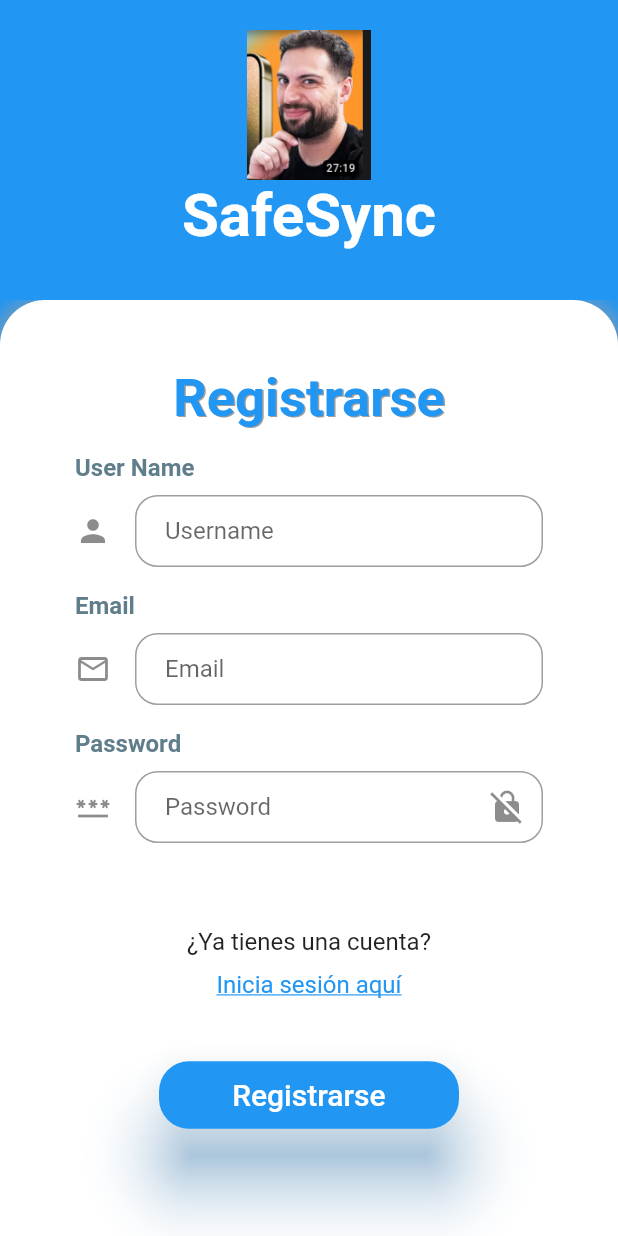
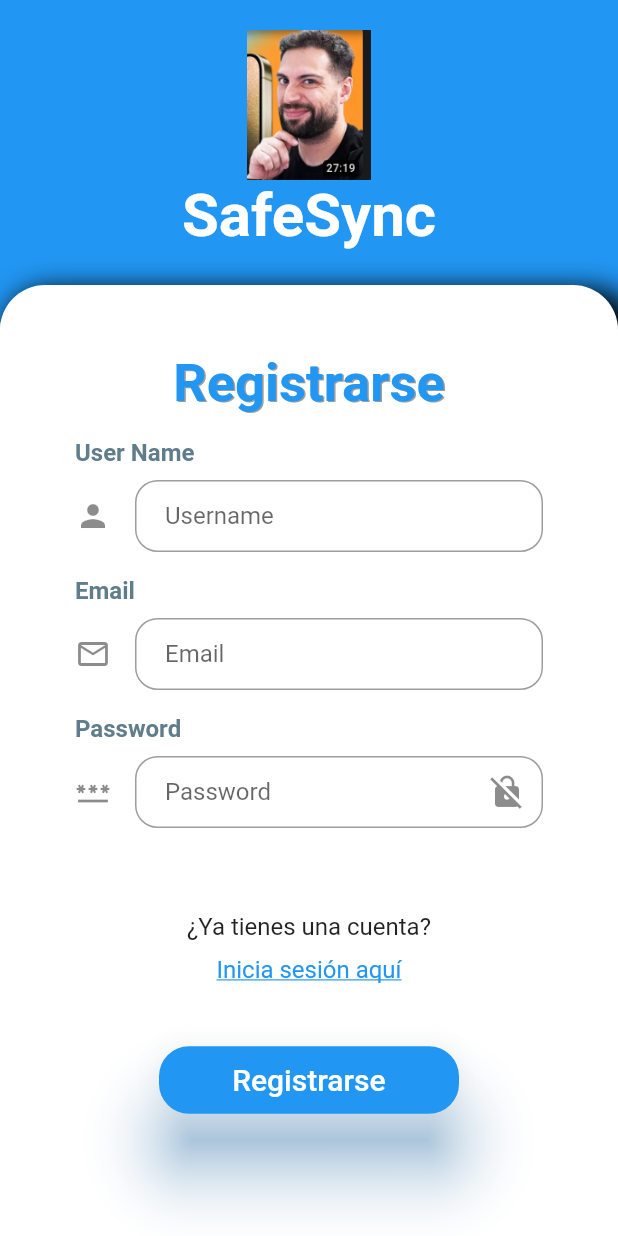
Before and after one commit to JesuBermudez/SafeSync, a Flutter app: the screen it shows after launch, on a phone screen of 412 x 824 dp. Run offline on Flutter 3.47's test engine with Material 2 defaults, Android fonts, the light colour scheme and no system bars.

Commit message:
-mfix(diseño arreglado register)

```diff
--- a/lib/pages/register_page.dart
+++ b/lib/pages/register_page.dart
@@ -14,8 +14,10 @@ class _RegisterPageState extends State<RegisterPage> {
   @override
   Widget build(BuildContext context) {
     final screenHeight = MediaQuery.of(context).size.height;
+
+    // final screenWidth = MediaQuery.of(context).size.width;
     return Scaffold(
-      resizeToAvoidBottomInset: true,
+      resizeToAvoidBottomInset: false,
       body: Stack(
         children: [
           //Fondo azul con logo y nombre de la app
@@ -23,7 +25,7 @@ class _RegisterPageState extends State<RegisterPage> {
             top: 0,
             left: 0,
             right: 0,
-            height: 230,
+            height: 215,
             child: Container(
               color: Colors.blue,
               padding: const EdgeInsets.all(20.0),
@@ -47,21 +49,21 @@ class _RegisterPageState extends State<RegisterPage> {
             bottom: 0,
             left: 0,
             right: 0,
-            top: 200,
-            child: SingleChildScrollView(
+            top: 140,
             child: Container(
-                padding: EdgeInsets.fromLTRB(50, 45, 50, screenHeight * 0.30),
-                decoration: BoxDecoration(
+              margin: const EdgeInsets.only(top: 50),
+              padding: EdgeInsets.fromLTRB(50, 45, 50, screenHeight * 0.10),
+              decoration: const BoxDecoration(
                 boxShadow: [
                   BoxShadow(
-                      color: Colors.grey.withOpacity(0.5),
+                    color: Colors.black,
                     spreadRadius: 5,
-                      blurRadius: 7,
-                      offset: const Offset(0, 3),
+                    blurRadius: 15,
+                    offset: Offset(8, 8),
                   ),
                 ],
                 color: Colors.white,
-                  borderRadius: const BorderRadius.only(
+                borderRadius: BorderRadius.only(
                   topLeft: Radius.circular(30.0),
                   topRight: Radius.circular(30.0),
                 ),
@@ -93,7 +95,6 @@ class _RegisterPageState extends State<RegisterPage> {
               ),
             ),
           ),
-          )
         ],
       ),
     );
```
Lines whose indentation alone changed are shown as unchanged.
